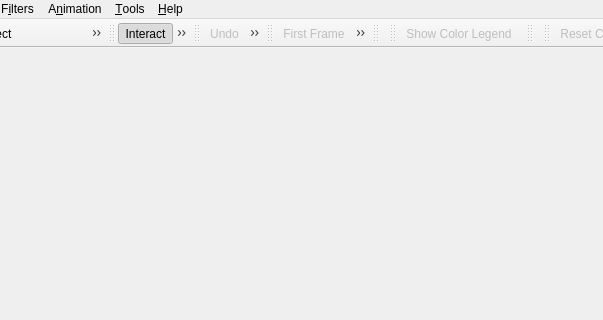
Old version of the form Applications/Client/MainWindow.ui in the repository wildmichael/ParaView3-enhancements-old; both pictures show x 177 to 780 and y 0 to 320 of the 970 by 700 pixel window.
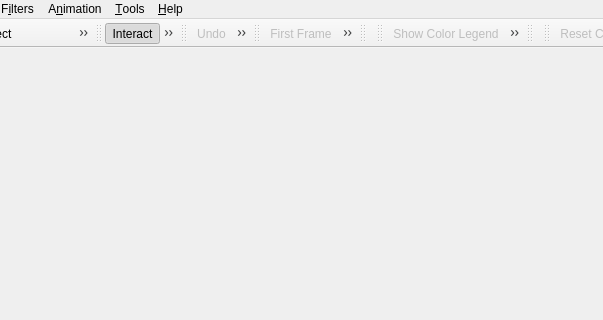
New version of the form. Icons and pictures are not drawn.

Commit message: ENH: Adding two toolbuttons to edit the color/color map and rescale to the data range.

What changed in the file:
```diff
--- a/Applications/Client/MainWindow.ui
+++ b/Applications/Client/MainWindow.ui
@@ -305,6 +305,8 @@
     <number>4</number>
    </attribute>
    <addaction name="actionScalarBarVisibility" />
+   <addaction name="actionEditColorMap" />
+   <addaction name="actionResetRange" />
   </widget>
   <widget class="QToolBar" name="representationToolbar" >
    <property name="windowTitle" >
@@ -1272,6 +1274,37 @@
     <string>Export</string>
    </property>
   </action>
+  <action name="actionEditColorMap" >
+   <property name="enabled" >
+    <bool>false</bool>
+   </property>
+   <property name="icon" >
+    <iconset resource="../../Qt/Components/Resources/pqComponents.qrc" >:/pqWidgets/Icons/pqEditColor24.png</iconset>
+   </property>
+   <property name="text" >
+    <string>Edit Color Map</string>
+   </property>
+   <property name="statusTip" >
+    <string>Edit Color Map</string>
+   </property>
+  </action>
+  <action name="actionResetRange" >
+   <property name="enabled" >
+    <bool>false</bool>
+   </property>
+   <property name="icon" >
+    <iconset resource="../../Qt/Components/Resources/pqComponents.qrc" >:/pqWidgets/Icons/pqResetRange24.png</iconset>
+   </property>
+   <property name="text" >
+    <string>Reset Range</string>
+   </property>
+   <property name="toolTip" >
+    <string>Rescale to Data Range</string>
+   </property>
+   <property name="statusTip" >
+    <string>Rescale to Data Range</string>
+   </property>
+  </action>
  </widget>
  <resources>
   <include location="../../Qt/Components/Resources/pqComponents.qrc" />
```
Left out of the diff: 150 changed lines with no effect on the pictures. The commit also changes 11 other files.
